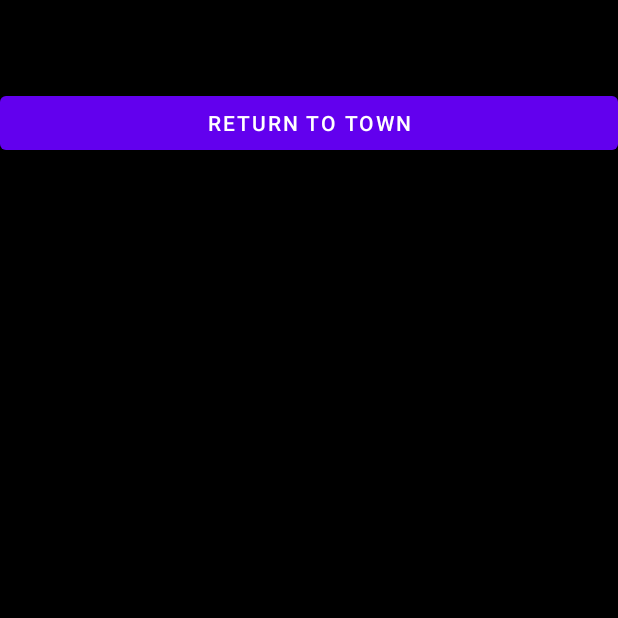
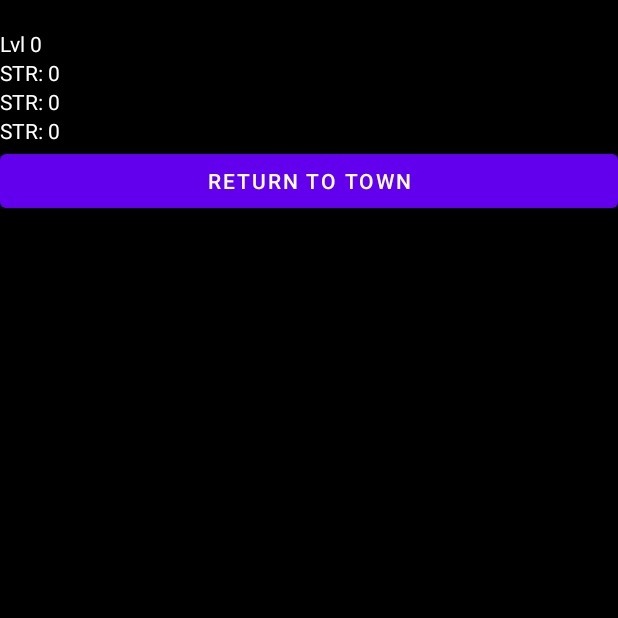
Before and after one commit to wkpescherine/Projects-2022, an Android app: the CharScreen screen opened directly, with no data from a screen before it, on a phone screen of 412 x 824 dp, the top half of it. Run offline under Robolectric (Android 15) with nearby library versions, the phone set to English and light mode, and no system bars.

Commit message:
Updated chat sheet screen to show the stats and basic setup.

```diff
--- a/app/src/main/java/com/example/ascension/CharScreen.java
+++ b/app/src/main/java/com/example/ascension/CharScreen.java
@@ -22,6 +22,14 @@ public class CharScreen extends AppCompatActivity {
 
     public void buildCharSheet(){
         TextView nameText = findViewById(R.id.name);
+        TextView profText = findViewById(R.id.profession);
+        TextView strText = findViewById(R.id.strength);
+        TextView intText = findViewById(R.id.intelligence);
+        TextView pieText = findViewById(R.id.piety);
         nameText.setText(chSheet.name);
+        profText.setText("Lvl "+chSheet.level+" "+chSheet.profession);
+        strText.setText("STR: " +chSheet.strength);
+        intText.setText("STR: " +chSheet.intelligence);
+        pieText.setText("STR: " +chSheet.piety);
     }
 }
--- a/app/src/main/res/layout/activity_char_screen.xml
+++ b/app/src/main/res/layout/activity_char_screen.xml
@@ -21,14 +21,28 @@
         android:layout_height="wrap_content"
         android:layout_gravity="center"
         android:text=""
-        android:id="@+id/level"
+        android:id="@+id/profession"
         android:textColor="#fff"/>
     <TextView
         android:layout_width="match_parent"
         android:layout_height="wrap_content"
         android:layout_gravity="center"
         android:text=""
-        android:id="@+id/profession"
+        android:id="@+id/strength"
+        android:textColor="#fff"/>
+    <TextView
+        android:layout_width="match_parent"
+        android:layout_height="wrap_content"
+        android:layout_gravity="center"
+        android:text=""
+        android:id="@+id/intelligence"
+        android:textColor="#fff"/>
+    <TextView
+        android:layout_width="match_parent"
+        android:layout_height="wrap_content"
+        android:layout_gravity="center"
+        android:text=""
+        android:id="@+id/piety"
         android:textColor="#fff"/>
 
     <Button
--- a/app/src/main/res/layout/activity_town_screen.xml
+++ b/app/src/main/res/layout/activity_town_screen.xml
@@ -27,5 +27,11 @@
         android:text="Dungeon"
         android:layout_gravity="center"
         android:onClick="clickDungeon"/>
+    <Button
+        android:layout_width="match_parent"
+        android:layout_height="wrap_content"
+        android:text="Dungeon"
+        android:layout_gravity="center"
+        android:onClick="clickCharSheet"/>
 
 </LinearLayout>
```
